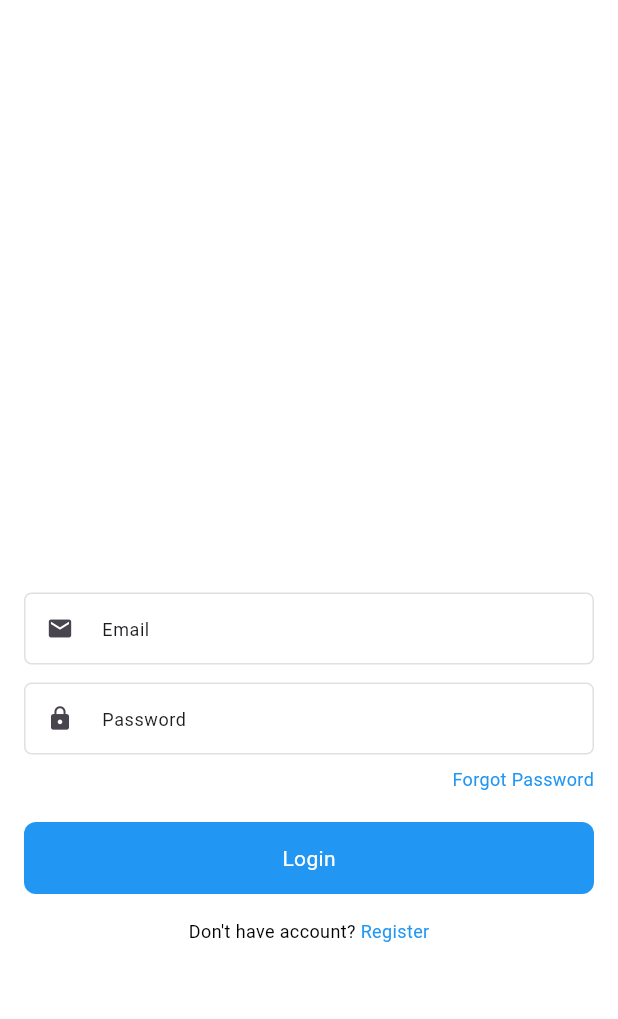
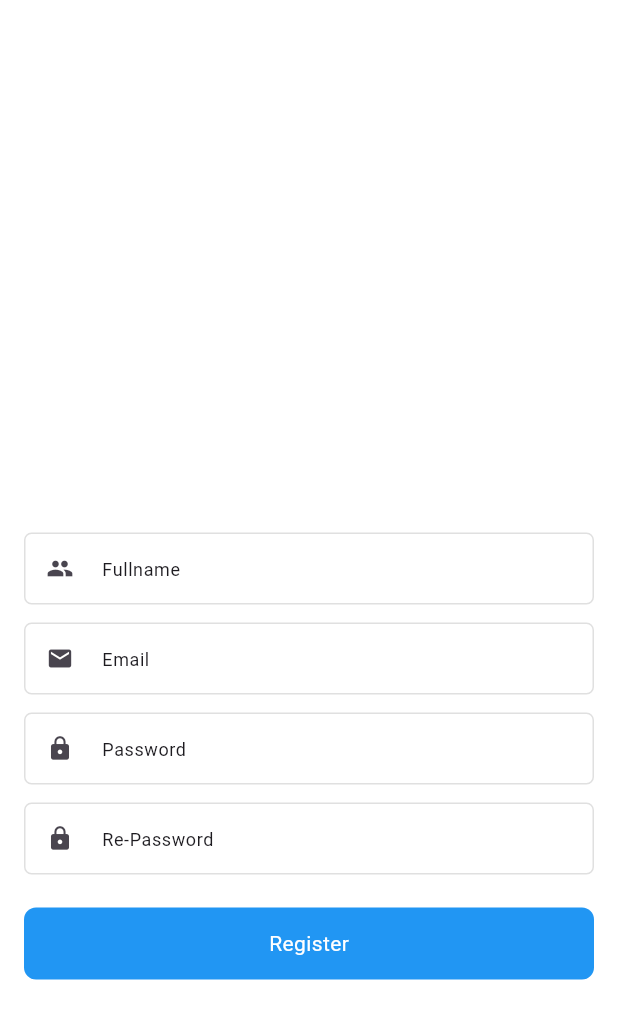
Before and after one commit to bilardos29/astronacci, a Flutter app: the screen it shows after launch, on a phone screen of 412 x 824 dp. Shown: the top 1019 px of the screen. Run offline on Flutter 3.47's test engine with Material 3 defaults, Android fonts, the phone set to English and light mode, and no system bars; our stand-ins replace get.

Commit message:
add forgot password, add register

```diff
--- a/lib/main.dart
+++ b/lib/main.dart
@@ -1,4 +1,3 @@
-import 'package:astronacci/module/home/presentation/page/home.dart';
 import 'package:astronacci/utils/config/route_config.dart';
 import 'package:flutter/material.dart';
 import 'package:get/get.dart';
@@ -10,7 +9,6 @@ void main() {
 class MyApp extends StatelessWidget {
   const MyApp({super.key});
 
-  // This widget is the root of your application.
   @override
   Widget build(BuildContext context) {
     return MaterialApp(
@@ -21,7 +19,7 @@ class MyApp extends StatelessWidget {
       ),
       home: GetMaterialApp(
         //theme: ThemeConfig.mainTheme(context),
-        initialRoute: RouteConfig.login,
+        initialRoute: RouteConfig.register,
         // initialBinding: InitialBinding(),
         unknownRoute: RouteConfig.unknownPage,
         getPages: RouteConfig().listPages,
--- /dev/null
+++ b/lib/module/forgot_password/presentation/binding/forgot_password_binding.dart
@@ -0,0 +1,9 @@
+import 'package:astronacci/module/forgot_password/presentation/controller/forgot_password_controller.dart';
+import 'package:get/get.dart';
+
+class ForgotPasswordBinding extends Bindings {
+  @override
+  void dependencies() {
+    Get.put(ForgotPasswordController());
+  }
+}
--- /dev/null
+++ b/lib/module/forgot_password/presentation/controller/forgot_password_controller.dart
@@ -0,0 +1,5 @@
+import 'package:get/get.dart';
+
+class ForgotPasswordController extends GetxController {
+
+}
--- a/lib/module/login/presentation/page/login.dart
+++ b/lib/module/login/presentation/page/login.dart
@@ -15,7 +15,8 @@ class LoginPage extends StatefulWidget {
 }
 
 class _LoginPageState extends State<LoginPage> {
-  late TextEditingController textController = TextEditingController();
+  late TextEditingController emailController = TextEditingController();
+  late TextEditingController passController = TextEditingController();
 
   @override
   Widget build(BuildContext context) {
@@ -29,13 +30,13 @@ class _LoginPageState extends State<LoginPage> {
           children: [
             const SizedBox(height: 200),
             RoundedTextField(
-              textController: textController,
+              textController: emailController,
               hintText: 'Email',
               prefix: const Icon(Icons.email),
             ),
             const SizedBox(height: 10),
             RoundedTextField(
-              textController: textController,
+              textController: passController,
               hintText: 'Password',
               obscureText: true,
               prefix: const Icon(Icons.lock),
--- /dev/null
+++ b/lib/module/register/presentation/binding/register_binding.dart
@@ -0,0 +1,9 @@
+import 'package:astronacci/module/register/presentation/controller/register_controller.dart';
+import 'package:get/get.dart';
+
+class RegisterBinding extends Bindings {
+  @override
+  void dependencies() {
+    Get.put(RegisterController());
+  }
+}
--- /dev/null
+++ b/lib/module/register/presentation/controller/register_controller.dart
@@ -0,0 +1,5 @@
+import 'package:get/get.dart';
+
+class RegisterController extends GetxController {
+
+}
--- /dev/null
+++ b/lib/module/register/presentation/page/register_page.dart
@@ -0,0 +1,73 @@
+import 'package:astronacci/module/register/presentation/controller/register_controller.dart';
+import 'package:flutter/material.dart';
+
+import '../../../../widgets/main_button.dart';
+import '../../../../widgets/rounded_text_field.dart';
+import '../../../../widgets/text_button.dart';
+
+class RegisterPage extends StatefulWidget {
+
+  RegisterPage({required this.controller, Key? key}) : super(key: key);
+
+  RegisterController controller;
+
+  @override
+  State<RegisterPage> createState() => _RegisterPageState();
+}
+
+class _RegisterPageState extends State<RegisterPage> {
+  late TextEditingController email = TextEditingController();
+  late TextEditingController pass = TextEditingController();
+  late TextEditingController name = TextEditingController();
+  late TextEditingController repass = TextEditingController();
+
+  @override
+  Widget build(BuildContext context) {
+    return Scaffold(
+      backgroundColor: Colors.white,
+      body: Container(
+        padding: const EdgeInsets.symmetric(horizontal: 16),
+        child: Column(
+          mainAxisAlignment: MainAxisAlignment.center,
+          crossAxisAlignment: CrossAxisAlignment.center,
+          children: [
+            const SizedBox(height: 200),
+            RoundedTextField(
+              textController: name,
+              hintText: 'Fullname',
+              prefix: const Icon(Icons.people),
+            ),
+            const SizedBox(height: 10),
+            RoundedTextField(
+              textController: email,
+              hintText: 'Email',
+              obscureText: true,
+              prefix: const Icon(Icons.email),
+            ),
+            const SizedBox(height: 10),
+            RoundedTextField(
+              textController: pass,
+              hintText: 'Password',
+              obscureText: true,
+              prefix: const Icon(Icons.lock),
+            ),
+            const SizedBox(height: 10),
+            RoundedTextField(
+              textController: repass,
+              hintText: 'Re-Password',
+              obscureText: true,
+              prefix: const Icon(Icons.lock),
+            ),
+            const SizedBox(height: 20),
+            MainButton(
+                label: 'Register',
+                bgColor: Colors.blue,
+                textColor: Colors.white,
+                onClick: () {}),
+            const SizedBox(height: 16),
+          ],
+        ),
+      ),
+    );
+  }
+}
--- a/lib/utils/config/route_config.dart
+++ b/lib/utils/config/route_config.dart
@@ -1,16 +1,22 @@
+import 'package:astronacci/module/forgot_password/presentation/binding/forgot_password_binding.dart';
+import 'package:astronacci/module/forgot_password/presentation/page/forgot_password_page.dart';
 import 'package:astronacci/module/home/presentation/binding/home_binding.dart';
 import 'package:astronacci/module/login/presentation/binding/login_binding.dart';
+import 'package:astronacci/module/register/presentation/binding/register_binding.dart';
 import 'package:get/get.dart';
 import 'package:get/get_navigation/src/routes/get_route.dart';
 
 import '../../module/home/presentation/page/home.dart';
 import '../../module/login/presentation/page/login.dart';
+import '../../module/register/presentation/page/register_page.dart';
 import '../../module/unknown/presentation/page/unknown_page.dart';
 
 class RouteConfig {
 
   static const login = '/login';
   static const home = '/home';
+  static const forgotpassword = '/forgotpassword';
+  static const register = '/register';
   static const unknownRoute = '/home';
 
   final listPages = [
@@ -28,6 +34,20 @@ class RouteConfig {
       ),
       binding: LoginBinding(),
     ),
+    GetPage(
+      name: forgotpassword,
+      page: () => ForgotPasswordPage(
+        controller: Get.find(),
+      ),
+      binding: ForgotPasswordBinding(),
+    ),
+    GetPage(
+      name: register,
+      page: () => RegisterPage(
+        controller: Get.find(),
+      ),
+      binding: RegisterBinding(),
+    ),
   ];
 
   static final unknownPage =
```
Also changed, not shown: lib/module/forgot_password/presentation/page/forgot_password_page.dart (added, +47 -0 lines).
